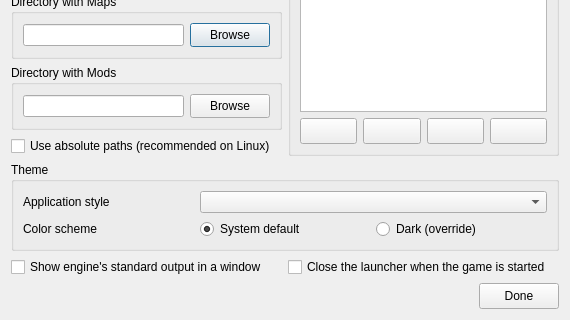
First picture: the form in Forms/SetupDialog.ui, repository Youda008/DoomRunner, before the edit; both pictures show x 0 to 570 and y 300 to 620 of the 570 by 620 pixel window.
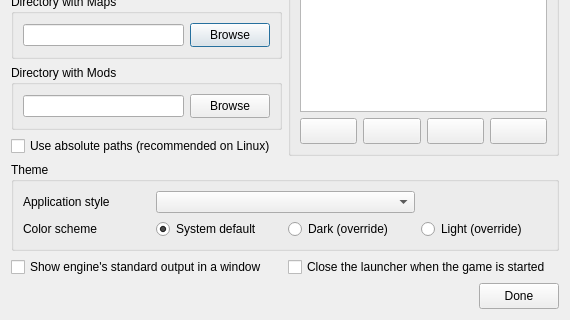
Second picture: the form after the edit. Icons and pictures are not drawn. Custom widgets are drawn as their Qt base class.

Commit message: added light color scheme override

What changed in the file:
```diff
--- a/Forms/SetupDialog.ui
+++ b/Forms/SetupDialog.ui
@@ -467,6 +467,13 @@
         </property>
        </widget>
       </item>
+      <item row="1" column="3">
+       <widget class="QRadioButton" name="schemeBtn_light">
+        <property name="text">
+         <string>Light (override)</string>
+        </property>
+       </widget>
+      </item>
      </layout>
     </widget>
    </item>
```
Left out of the diff: 20 changed lines with no effect on the pictures. The commit also changes 4 other files.
